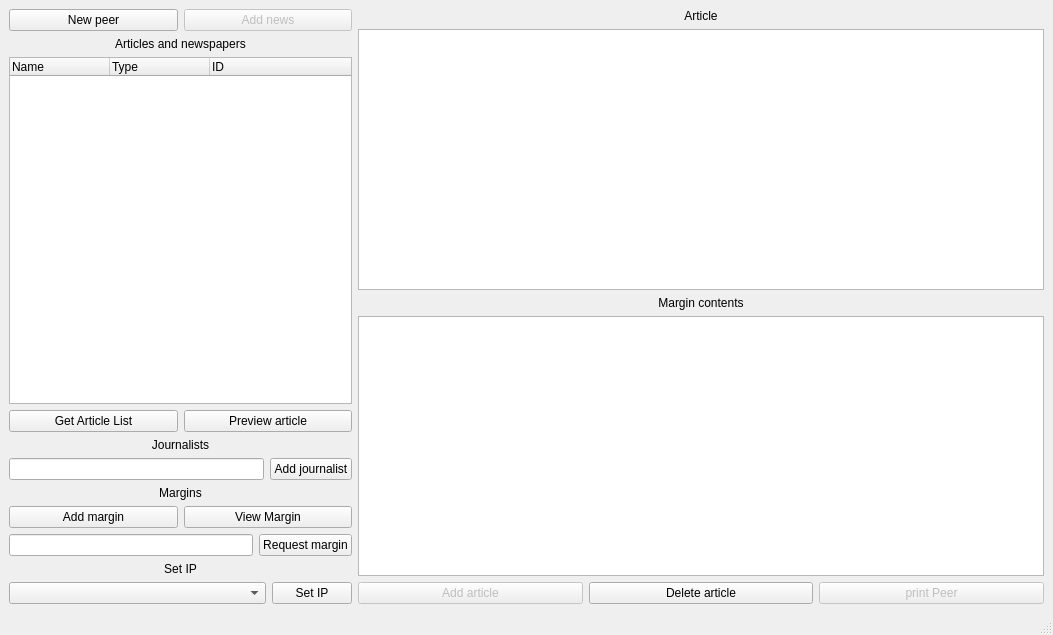
This is mainwindow.ui in medvecm98/bp_program as Qt 5 draws it before an edit. The edited form follows.
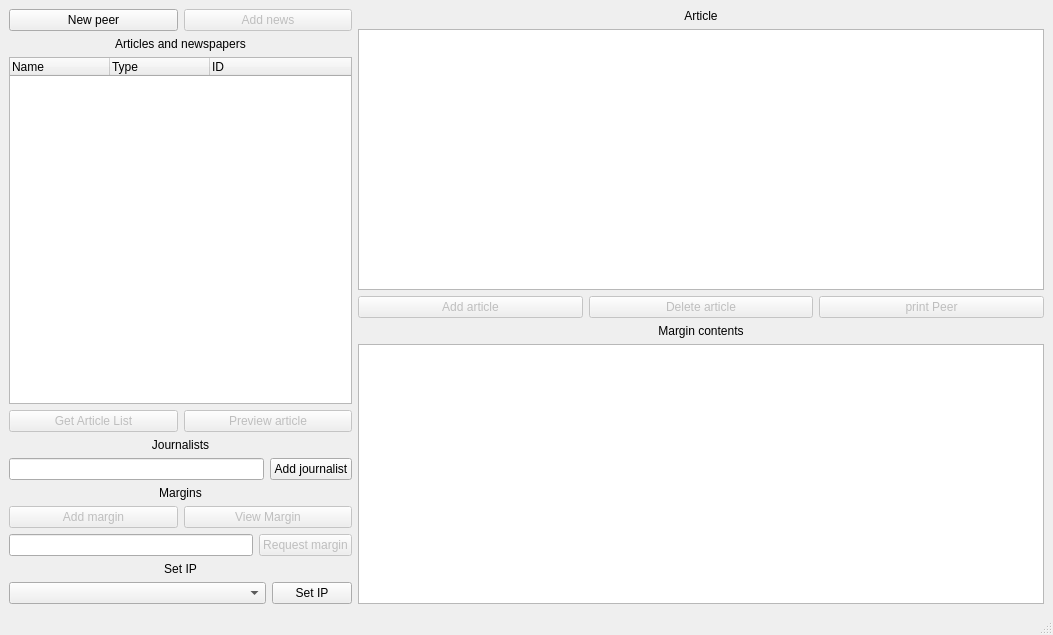
This is the edited form.

```diff
--- a/mainwindow.ui
+++ b/mainwindow.ui
@@ -86,7 +86,7 @@
           <item>
            <widget class="QPushButton" name="pushButton_article_list">
             <property name="enabled">
-             <bool>true</bool>
+             <bool>false</bool>
             </property>
             <property name="text">
              <string>Get Article List</string>
@@ -96,7 +96,7 @@
           <item>
            <widget class="QPushButton" name="pushButton_external_article">
             <property name="enabled">
-             <bool>true</bool>
+             <bool>false</bool>
             </property>
             <property name="text">
              <string>Preview article</string>
@@ -145,6 +145,9 @@
            <layout class="QHBoxLayout" name="horizontalLayout_8">
             <item>
              <widget class="QPushButton" name="pushButton_add_margin">
+              <property name="enabled">
+               <bool>false</bool>
+              </property>
               <property name="text">
                <string>Add margin</string>
               </property>
@@ -152,6 +155,9 @@
             </item>
             <item>
              <widget class="QPushButton" name="pushButton_view_margin">
+              <property name="enabled">
+               <bool>false</bool>
+              </property>
               <property name="text">
                <string>View Margin</string>
               </property>
@@ -166,6 +172,9 @@
             </item>
             <item>
              <widget class="QPushButton" name="pushButton">
+              <property name="enabled">
+               <bool>false</bool>
+              </property>
               <property name="text">
                <string>Request margin</string>
               </property>
@@ -220,19 +229,6 @@
           </property>
          </widget>
         </item>
-        <item>
-         <widget class="QLabel" name="label_margin">
-          <property name="text">
-           <string>Margin contents</string>
-          </property>
-          <property name="alignment">
-           <set>Qt::AlignCenter</set>
-          </property>
-         </widget>
-        </item>
-        <item>
-         <widget class="QPlainTextEdit" name="plainTextEdit_margins"/>
-        </item>
         <item>
          <layout class="QHBoxLayout" name="horizontalLayout_7">
           <item>
@@ -253,6 +249,9 @@
           </item>
           <item>
            <widget class="QPushButton" name="pushButton_delete_article">
+            <property name="enabled">
+             <bool>false</bool>
+            </property>
             <property name="text">
              <string>Delete article</string>
             </property>
@@ -276,6 +275,19 @@
           </item>
          </layout>
         </item>
+        <item>
+         <widget class="QLabel" name="label_margin">
+          <property name="text">
+           <string>Margin contents</string>
+          </property>
+          <property name="alignment">
+           <set>Qt::AlignCenter</set>
+          </property>
+         </widget>
+        </item>
+        <item>
+         <widget class="QPlainTextEdit" name="plainTextEdit_margins"/>
+        </item>
        </layout>
       </item>
      </layout>
```
